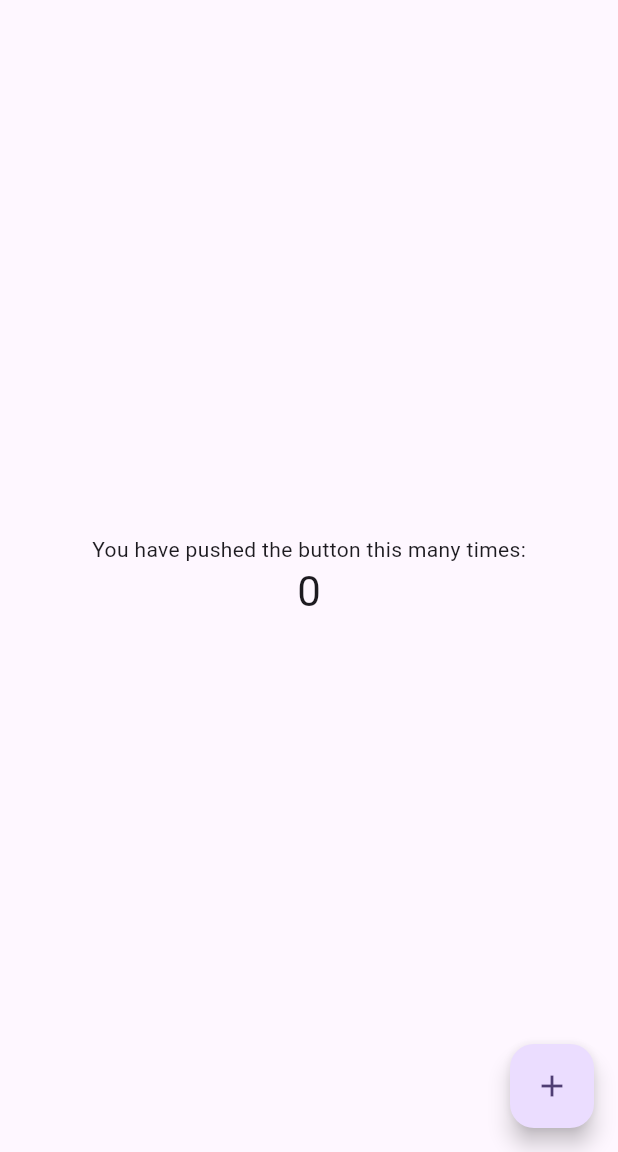
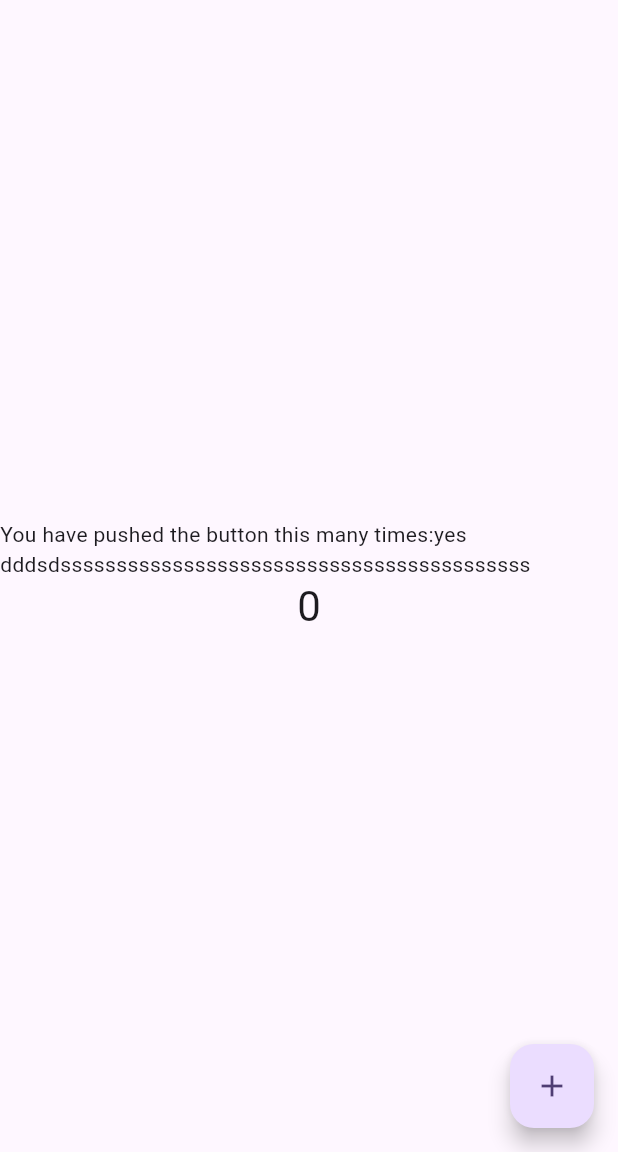
Before and after one commit to monamad/benhaui, a Flutter app: the screen it shows after launch, on a phone screen of 412 x 824 dp, the part 84-1236 px from its top. Run offline on Flutter 3.47's test engine with Material 3 defaults, Android fonts, the phone set to English and light mode, and no system bars.

Commit message:
change in new branch

```diff
--- a/lib/main.dart
+++ b/lib/main.dart
@@ -99,7 +99,9 @@ class _MyHomePageState extends State<MyHomePage> {
           // wireframe for each widget.
           mainAxisAlignment: MainAxisAlignment.center,
           children: <Widget>[
-            const Text('You have pushed the button this many times:'),
+            const Text(
+              'You have pushed the button this many times:yes dddsdssssssssssssssssssssssssssssssssssssssssss',
+            ),
             Text(
               '$_counter',
               style: Theme.of(context).textTheme.headlineMedium,
```
